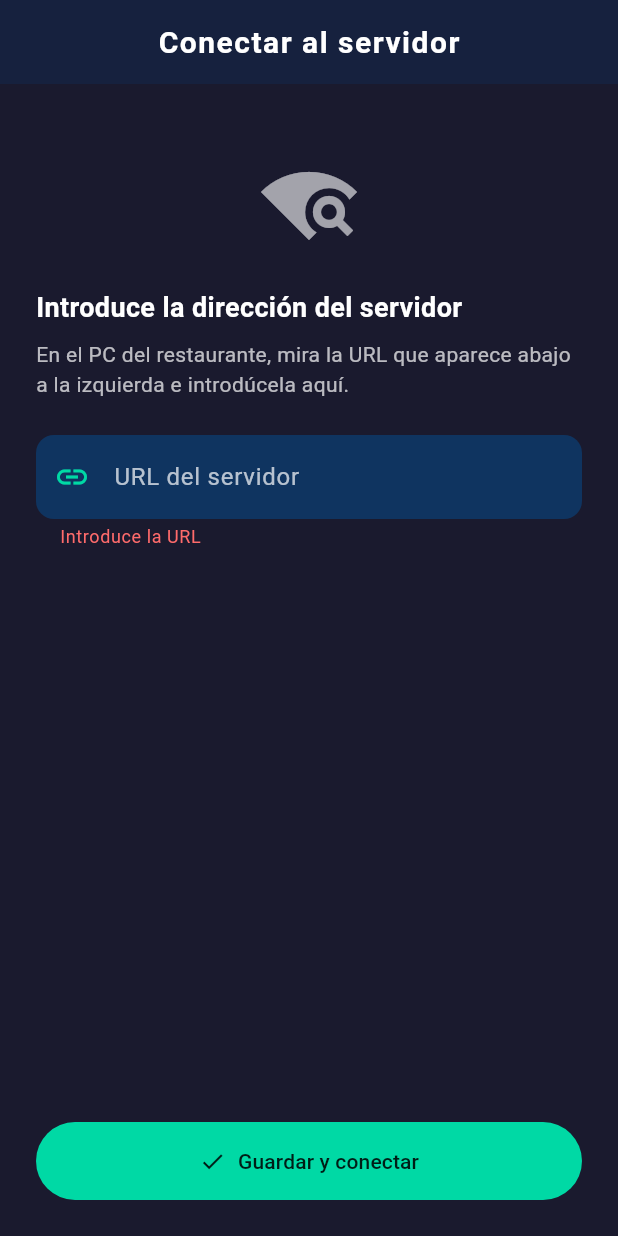
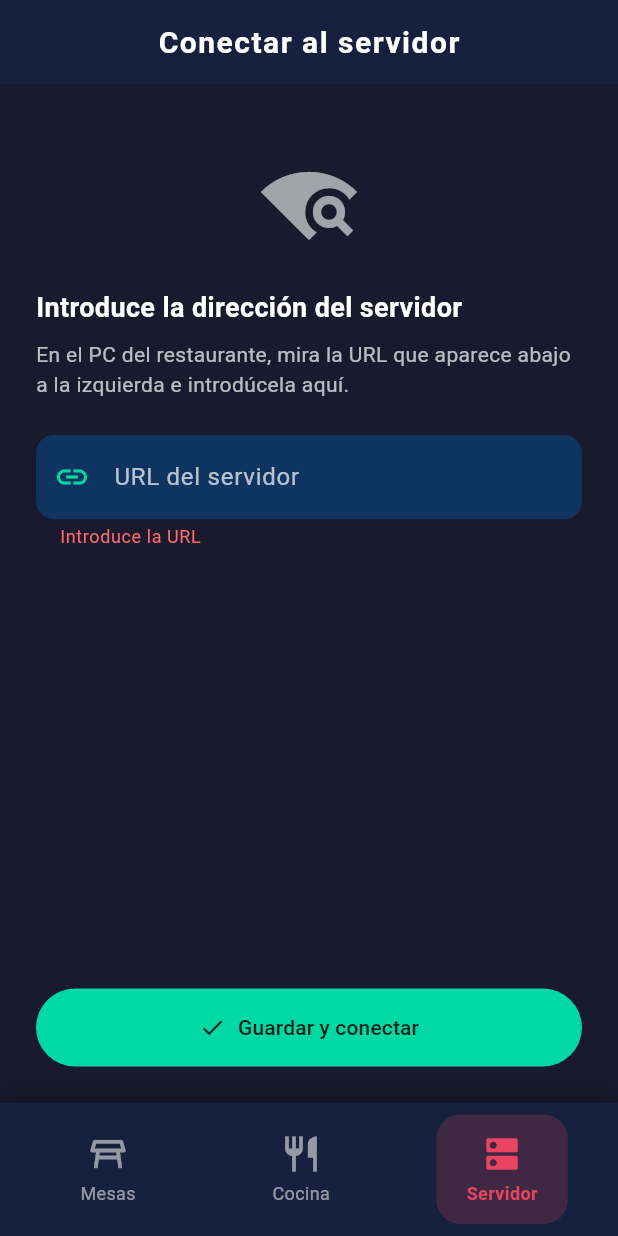
Before and after one commit to gabbocss/caja_DQ, a Flutter app: the screen it shows after launch, after a tap on "Guardar y conectar", on a phone screen of 412 x 824 dp. Run offline on Flutter 3.47's test engine with Material 3 defaults, Android fonts, the phone set to English and light mode, and no system bars; our stand-ins replace get_it, go_router, isar, qr_flutter, shared_preferences, shelf; missing offline and left inert: shelf_router; accounts and stored records are empty; generated files the repository leaves out were written again; network calls fail.

Commit message:
OK mesas usas, OK cambio servidor app

```diff
--- a/lib/core/navigation/app_router.dart
+++ b/lib/core/navigation/app_router.dart
@@ -84,17 +84,18 @@ final appRouter = GoRouter(
           ),
         ),
         GoRoute(
+          path: AppRoutes.configurarConexion,
+          pageBuilder: (context, state) => const NoTransitionPage(
+            child: ConfigurarConexionPage(),
+          ),
+        ),
+        GoRoute(
           path: AppRoutes.configuracion,
           pageBuilder: (context, state) => const NoTransitionPage(
             child: ConfiguracionPage(),
           ),
         ),
       ],
-    ),
-    // Configurar conexión (móvil, primera vez) — sin shell
-    GoRoute(
-      path: AppRoutes.configurarConexion,
-      builder: (context, state) => const ConfigurarConexionPage(),
     ),
     // Rutas independientes (sin shell de navegación)
     GoRoute(
--- a/lib/core/navigation/navigation_shell.dart
+++ b/lib/core/navigation/navigation_shell.dart
@@ -89,7 +89,10 @@ class NavigationShell extends StatelessWidget {
 
   int _getSelectedIndex(String location) {
     if (location.startsWith(AppRoutes.cocina)) return 1;
-    if (_isMobileFlow) return 0; // móvil: solo Mesas (0) y Cocina (1)
+    if (_isMobileFlow) {
+      if (location.startsWith(AppRoutes.configurarConexion)) return 2;
+      return 0; // Mesas (0), Cocina (1), Servidor (2)
+    }
     if (location.startsWith(AppRoutes.configuracion)) return 2;
     return 0; // pedidos o mesas
   }
@@ -102,6 +105,9 @@ class NavigationShell extends StatelessWidget {
           break;
         case 1:
           context.go(AppRoutes.cocina);
+          break;
+        case 2:
+          context.go(AppRoutes.configurarConexion);
           break;
       }
       return;
@@ -132,6 +138,12 @@ class NavigationShell extends StatelessWidget {
               icon: Icon(Icons.restaurant_outlined),
               selectedIcon: Icon(Icons.restaurant),
               label: Text('Cocina'),
+              padding: EdgeInsets.symmetric(vertical: 8),
+            ),
+            NavigationRailDestination(
+              icon: Icon(Icons.dns_outlined),
+              selectedIcon: Icon(Icons.dns),
+              label: Text('Servidor'),
               padding: EdgeInsets.symmetric(vertical: 8),
             ),
           ]
@@ -206,7 +218,7 @@ class NavigationShell extends StatelessWidget {
 
   Widget _buildBottomNavigation(BuildContext context, int selectedIndex) {
     final safeIndex = _isMobileFlow
-        ? selectedIndex.clamp(0, 1)
+        ? selectedIndex.clamp(0, 2)
         : selectedIndex.clamp(0, 2);
 
     return Container(
@@ -229,6 +241,7 @@ class NavigationShell extends StatelessWidget {
                 ? [
                     _buildNavItem(context, index: 0, selectedIndex: safeIndex, icon: Icons.table_restaurant_outlined, selectedIcon: Icons.table_restaurant, label: 'Mesas'),
                     _buildNavItem(context, index: 1, selectedIndex: safeIndex, icon: Icons.restaurant_outlined, selectedIcon: Icons.restaurant, label: 'Cocina'),
+                    _buildNavItem(context, index: 2, selectedIndex: safeIndex, icon: Icons.dns_outlined, selectedIcon: Icons.dns, label: 'Servidor'),
                   ]
                 : [
                     _buildNavItem(context, index: 0, selectedIndex: safeIndex, icon: Icons.receipt_long_outlined, selectedIcon: Icons.receipt_long, label: 'Pedidos'),
```
